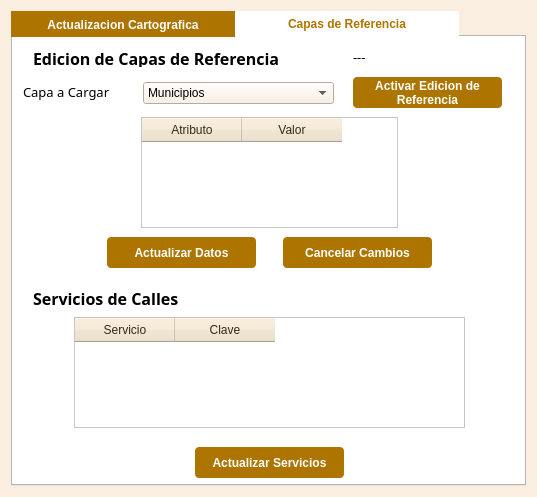
First picture: the form in funciones/consulta/ActualizacionCatastralV3_dialog_base.ui, repository gerardoros/CartograficoQgisPlugin, before the edit.
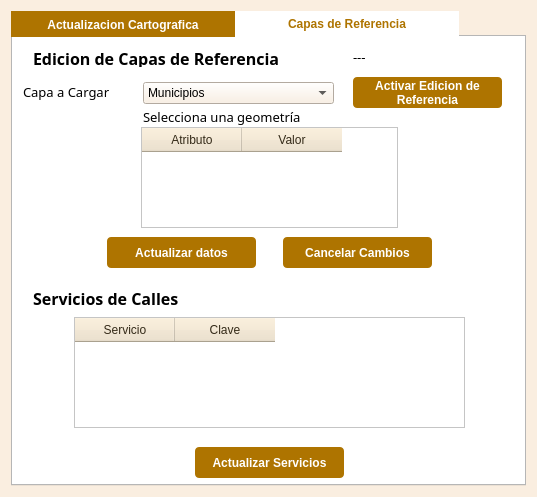
Second picture: the form after the edit. The open tabs and pages were chosen to show the change.

Commit message: validaciones agregadas para la consulta de geometrias

```diff
--- a/funciones/consulta/ActualizacionCatastralV3_dialog_base.ui
+++ b/funciones/consulta/ActualizacionCatastralV3_dialog_base.ui
@@ -939,9 +939,9 @@
        <property name="geometry">
         <rect>
          <x>128</x>
-         <y>80</y>
+         <y>90</y>
          <width>257</width>
-         <height>111</height>
+         <height>101</height>
         </rect>
        </property>
        <property name="styleSheet">
@@ -996,7 +996,7 @@
 }</string>
        </property>
        <property name="text">
-        <string>Actualizar Datos</string>
+        <string>Actualizar datos</string>
        </property>
       </widget>
       <widget class="QPushButton" name="botonCancelarReferencia">
@@ -1155,6 +1155,30 @@
          <string>Area de Valor</string>
         </property>
        </item>
+       <item>
+        <property name="text">
+         <string>Corredor de Valor</string>
+        </property>
+       </item>
+      </widget>
+      <widget class="QLabel" name="label_12">
+       <property name="geometry">
+        <rect>
+         <x>130</x>
+         <y>70</y>
+         <width>201</width>
+         <height>20</height>
+        </rect>
+       </property>
+       <property name="font">
+        <font>
+         <family>Century Gothic</family>
+         <pointsize>10</pointsize>
+        </font>
+       </property>
+       <property name="text">
+        <string>&lt;html&gt;&lt;head/&gt;&lt;body&gt;&lt;p&gt;Selecciona una geometría&lt;/p&gt;&lt;/body&gt;&lt;/html&gt;</string>
+       </property>
       </widget>
      </widget>
     </widget>
```
Left out of the diff: 2 changed lines with no effect on the pictures. The commit also changes 1 other file.
